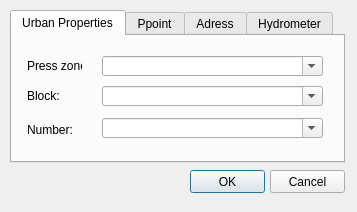
Old version of the form search/ui/search_plus_dialog_base.ui in the repository Giswater/giswater_qgis_plugin.
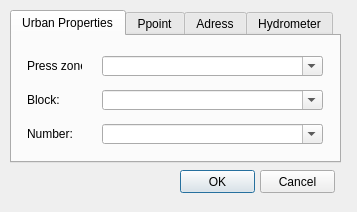
New version of the form. The open tabs and pages were chosen to show the change. Custom widgets are drawn as their Qt base class.

Commit message: #115 Reconfigure tab 'Address' Minor changes in UI form Hide others tabs until they are implemented

```diff
--- a/search/ui/search_plus_dialog_base.ui
+++ b/search/ui/search_plus_dialog_base.ui
@@ -16,7 +16,7 @@
   <widget class="QPushButton" name="btn_accept">
    <property name="geometry">
     <rect>
-     <x>190</x>
+     <x>180</x>
      <y>170</y>
      <width>75</width>
      <height>23</height>
@@ -29,7 +29,7 @@
   <widget class="QPushButton" name="btn_cancel">
    <property name="geometry">
     <rect>
-     <x>270</x>
+     <x>260</x>
      <y>170</y>
      <width>75</width>
      <height>23</height>
@@ -44,7 +44,7 @@
     <rect>
      <x>10</x>
      <y>10</y>
-     <width>335</width>
+     <width>331</width>
      <height>153</height>
     </rect>
    </property>
@@ -85,7 +85,7 @@
      <property name="geometry">
       <rect>
        <x>15</x>
-       <y>86</y>
+       <y>90</y>
        <width>55</width>
        <height>16</height>
       </rect>
@@ -98,7 +98,7 @@
      <property name="geometry">
       <rect>
        <x>90</x>
-       <y>82</y>
+       <y>88</y>
        <width>221</width>
        <height>20</height>
       </rect>
@@ -111,7 +111,7 @@
      <property name="geometry">
       <rect>
        <x>15</x>
-       <y>52</y>
+       <y>56</y>
        <width>55</width>
        <height>16</height>
       </rect>
@@ -124,7 +124,7 @@
      <property name="geometry">
       <rect>
        <x>90</x>
-       <y>50</y>
+       <y>54</y>
        <width>221</width>
        <height>20</height>
       </rect>
```
Left out of the diff: 14 changed lines with no effect on the pictures. The commit also changes 2 other files.
